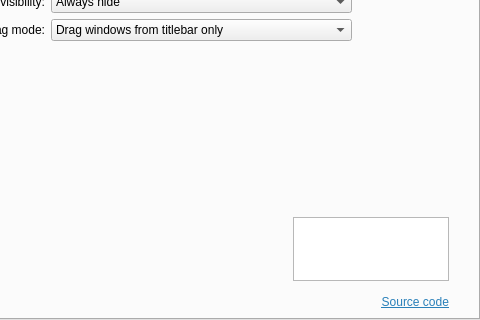
Before: the Qt Designer form kstyle/config/ui/breezestyleconfig.ui in paulmcauley/klassy, drawn with Qt 5; both pictures show x 151 to 631 and y 200 to 520 of the 631 by 520 pixel window.
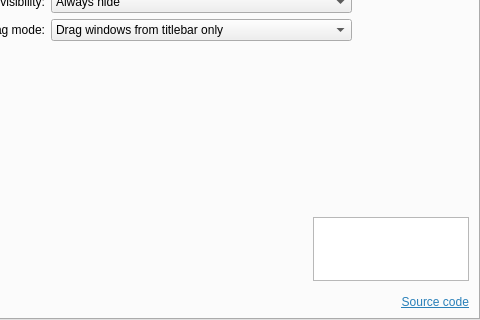
After: the same form once the commit is applied. Icons and pictures are not drawn.

The edit to the form file:
```diff
--- a/kstyle/config/ui/breezestyleconfig.ui
+++ b/kstyle/config/ui/breezestyleconfig.ui
@@ -44,17 +44,14 @@
          <property name="spacing">
           <number>0</number>
          </property>
-         <item row="1" column="2">
-          <spacer name="horizontalSpacer_7">
+         <item row="1" column="0">
+          <spacer name="horizontalSpacer_3">
            <property name="orientation">
             <enum>Qt::Orientation::Horizontal</enum>
            </property>
-           <property name="sizeType">
-            <enum>QSizePolicy::Policy::Fixed</enum>
-           </property>
            <property name="sizeHint" stdset="0">
             <size>
-             <width>20</width>
+             <width>40</width>
              <height>20</height>
             </size>
            </property>
```
Left out of the diff: 65 changed lines with no effect on the pictures. Lines whose indentation alone changed are shown as unchanged.
